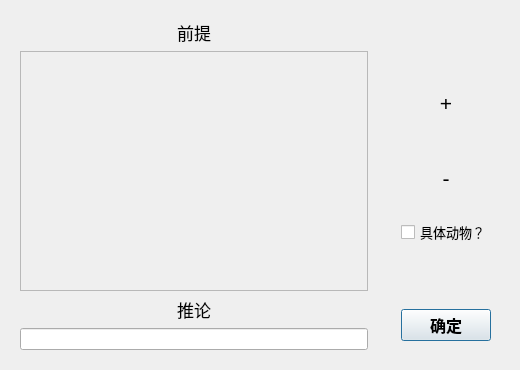
The window that addrulesdialog.ui (YoferChen/AnimalRecognitionSystem_Qt5) describes before a commit, drawn with Qt 5.
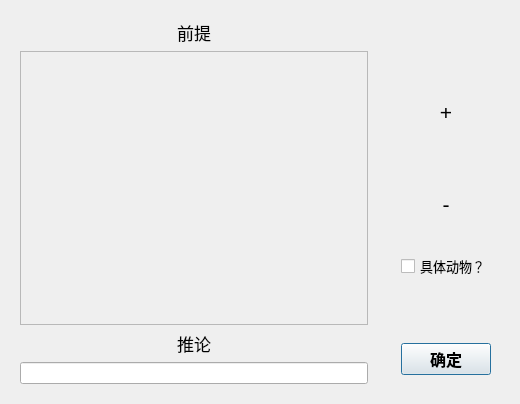
The same window after the commit. Icons and pictures are not drawn.

What changed in the file:
```diff
--- a/addrulesdialog.ui
+++ b/addrulesdialog.ui
@@ -7,7 +7,7 @@
     <x>0</x>
     <y>0</y>
     <width>520</width>
-    <height>370</height>
+    <height>404</height>
    </rect>
   </property>
   <property name="windowTitle">
@@ -48,7 +48,7 @@
            <x>0</x>
            <y>0</y>
            <width>277</width>
-           <height>232</height>
+           <height>266</height>
           </rect>
          </property>
         </widget>
```
Left out of the diff: 4 changed lines with no effect on the pictures.
